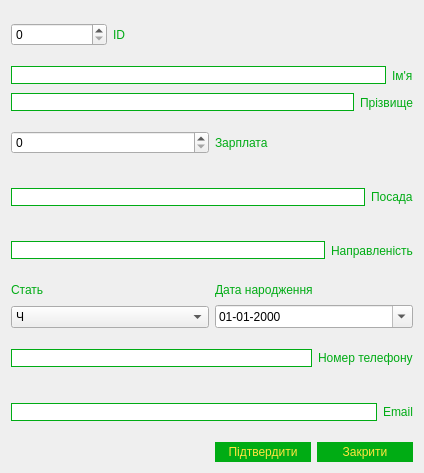
Odavinh/star-qt, file Automated_accounting_system_for_livestock_farms/changetableemploee.ui: the form before one commit.
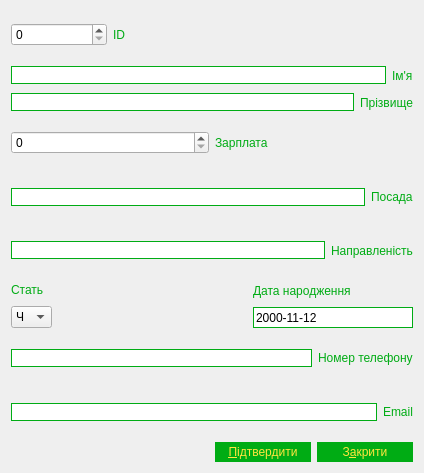
The form after the commit.

The edit to the form file:
```diff
--- a/Automated_accounting_system_for_livestock_farms/changetableemploee.ui
+++ b/Automated_accounting_system_for_livestock_farms/changetableemploee.ui
@@ -60,7 +60,7 @@
 }</string>
        </property>
        <property name="text">
-        <string>Підтвердити</string>
+        <string>&amp;Підтвердити</string>
        </property>
       </widget>
      </item>
@@ -91,7 +91,7 @@
 }</string>
        </property>
        <property name="text">
-        <string>Закрити</string>
+        <string>З&amp;акрити</string>
        </property>
       </widget>
      </item>
@@ -283,10 +283,29 @@
        </item>
       </layout>
      </item>
+     <item>
+      <spacer name="horizontalSpacer">
+       <property name="orientation">
+        <enum>Qt::Horizontal</enum>
+       </property>
+       <property name="sizeHint" stdset="0">
+        <size>
+         <width>40</width>
+         <height>20</height>
+        </size>
+       </property>
+      </spacer>
+     </item>
      <item>
       <layout class="QVBoxLayout" name="verticalLayout_3">
        <item>
         <widget class="QLabel" name="DataLabel">
+         <property name="maximumSize">
+          <size>
+           <width>160</width>
+           <height>16777215</height>
+          </size>
+         </property>
          <property name="styleSheet">
           <string notr="true">color:#00AC14;</string>
          </property>
@@ -296,22 +315,27 @@
         </widget>
        </item>
        <item>
-        <widget class="QDateEdit" name="dateEdit">
-         <property name="dateTime">
-          <datetime>
-           <hour>0</hour>
-           <minute>0</minute>
-           <second>0</second>
-           <year>2000</year>
-           <month>1</month>
-           <day>1</day>
-          </datetime>
+        <widget class="QLineEdit" name="dateEdit">
+         <property name="maximumSize">
+          <size>
+           <width>160</width>
+           <height>160</height>
+          </size>
          </property>
-         <property name="displayFormat">
-          <string>dd-MM-yyyy</string>
+         <property name="toolTip">
+          <string>&lt;html&gt;&lt;head/&gt;&lt;body&gt;&lt;p&gt;&lt;span style=&quot; color:#aa0000;&quot;&gt;Формат дати &lt;/span&gt;&lt;/p&gt;&lt;p&gt;&lt;span style=&quot; font-size:12pt; color:#aa0000;&quot;&gt;(&lt;/span&gt;&lt;span style=&quot; font-size:12pt; color:#005500;&quot;&gt;РРРР-ММ-ДД&lt;/span&gt;&lt;span style=&quot; font-size:12pt; color:#aa0000;&quot;&gt;)&lt;/span&gt;&lt;/p&gt;&lt;/body&gt;&lt;/html&gt;</string>
          </property>
-         <property name="calendarPopup">
-          <bool>true</bool>
+         <property name="styleSheet">
+          <string notr="true">QLineEdit{
+border:1px solid #00AC14;
+
+}
+QLineEdit:hover{
+border:2px solid #00AC14;
+}</string>
+         </property>
+         <property name="text">
+          <string>2000-11-12</string>
          </property>
         </widget>
        </item>
```
Left out of the diff: 6 changed lines with no effect on the pictures.
